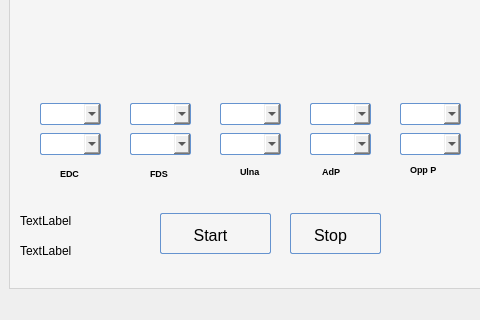
Qt form POML060_v1/stageprogram.ui (viniltc/POML060) before a commit; both pictures show x 0 to 480 and y 263 to 583 of the 701 by 583 pixel window.
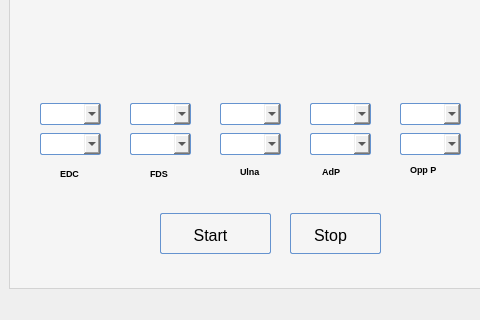
The same form after that commit. Icons and pictures are not drawn. Custom widgets are drawn as their Qt base class.

Commit message: modified manage config file class

The edit to the form file:
```diff
--- a/POML060_v1/stageprogram.ui
+++ b/POML060_v1/stageprogram.ui
@@ -1316,19 +1316,6 @@
          <string>Stimulation Timer</string>
         </property>
        </widget>
-       <widget class="QLabel" name="label">
-        <property name="geometry">
-         <rect>
-          <x>10</x>
-          <y>450</y>
-          <width>121</width>
-          <height>16</height>
-         </rect>
-        </property>
-        <property name="text">
-         <string>TextLabel</string>
-        </property>
-       </widget>
        <widget class="QComboBox" name="comboBox_waveform_1">
         <property name="geometry">
          <rect>
@@ -1584,19 +1571,6 @@
 }</string>
         </property>
        </widget>
-       <widget class="QLabel" name="label_2">
-        <property name="geometry">
-         <rect>
-          <x>10</x>
-          <y>420</y>
-          <width>121</width>
-          <height>16</height>
-         </rect>
-        </property>
-        <property name="text">
-         <string>TextLabel</string>
-        </property>
-       </widget>
        <zorder>groupBox_4</zorder>
        <zorder>groupBox_3</zorder>
        <zorder>pushButton_stimStart</zorder>
```
Left out of the diff: 2 changed lines with no effect on the pictures. The commit also changes 2 other files.
